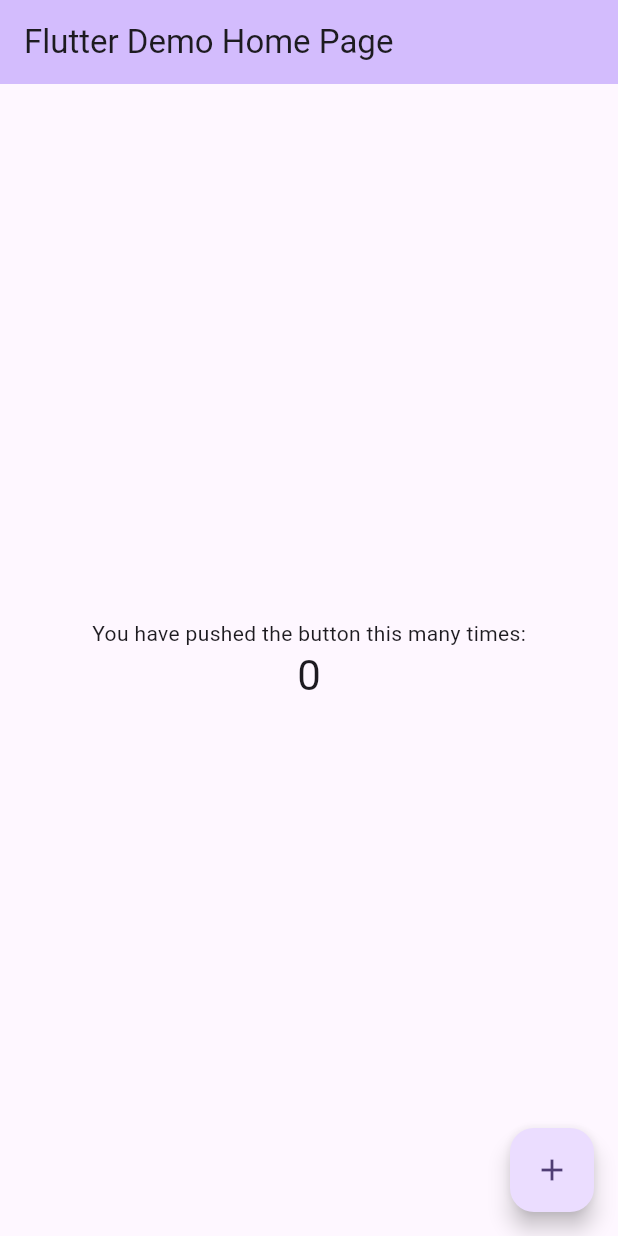
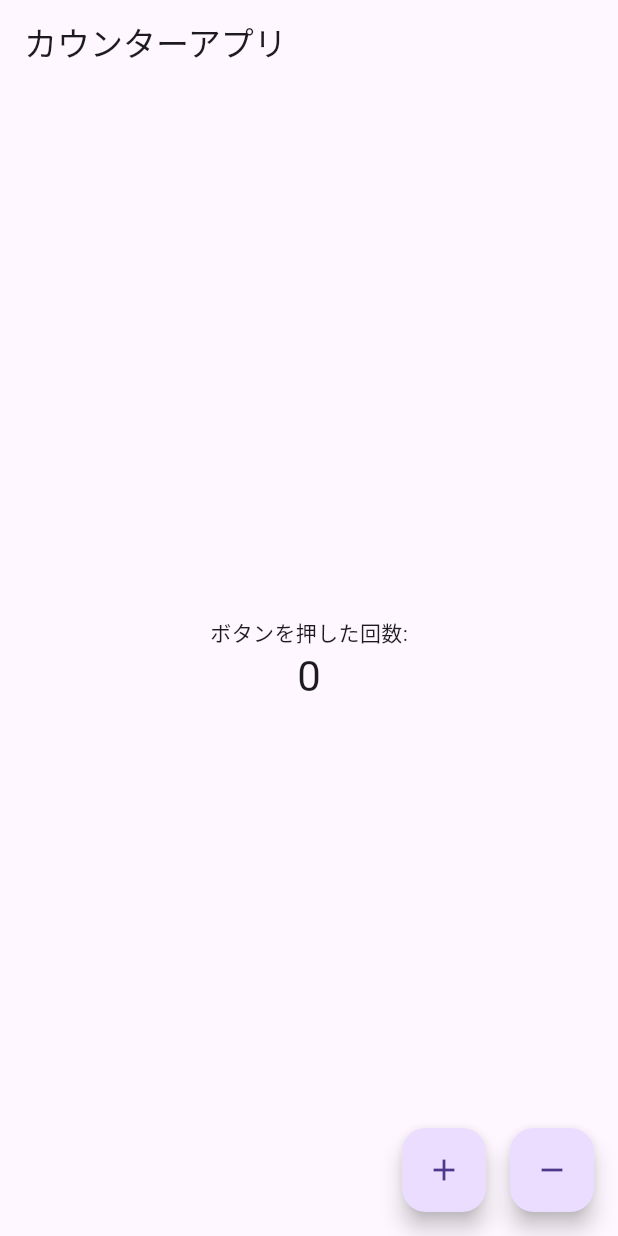
Before and after one commit to nakajinbee/nakajinbee-flutter-tutorial, a Flutter app: the screen it shows after launch, on a phone screen of 412 x 824 dp. Run offline on Flutter 3.47's test engine with Material 3 defaults, Android fonts, the phone set to English and light mode, and no system bars.

Commit message:
-ボタンを追加

```diff
--- a/lib/main.dart
+++ b/lib/main.dart
@@ -7,45 +7,18 @@
 class MyApp extends StatelessWidget {
   const MyApp({super.key});
 
-  // This widget is the root of your application.
   @override
   Widget build(BuildContext context) {
     return MaterialApp(
-      title: 'Flutter Demo',
-      theme: ThemeData(
-        // This is the theme of your application.
-        //
-        // TRY THIS: Try running your application with "flutter run". You'll see
-        // the application has a purple toolbar. Then, without quitting the app,
-        // try changing the seedColor in the colorScheme below to Colors.green
-        // and then invoke "hot reload" (save your changes or press the "hot
-        // reload" button in a Flutter-supported IDE, or press "r" if you used
-        // the command line to start the app).
-        //
-        // Notice that the counter didn't reset back to zero; the application
-        // state is not lost during the reload. To reset the state, use hot
-        // restart instead.
-        //
-        // This works for code too, not just values: Most code changes can be
-        // tested with just a hot reload.
-        colorScheme: ColorScheme.fromSeed(seedColor: Colors.deepPurple),
-      ),
-      home: const MyHomePage(title: 'Flutter Demo Home Page'),
+      title: 'Flutter チュートリアルアプリ',
+      theme: ThemeData(primarySwatch: Colors.blue),
+      home: const MyHomePage(title: 'カウンターアプリ'),
     );
   }
 }
 
 class MyHomePage extends StatefulWidget {
   const MyHomePage({super.key, required this.title});
-
-  // This widget is the home page of your application. It is stateful, meaning
-  // that it has a State object (defined below) that contains fields that affect
-  // how it looks.
-
-  // This class is the configuration for the state. It holds the values (in this
-  // case the title) provided by the parent (in this case the App widget) and
-  // used by the build method of the State. Fields in a Widget subclass are
-  // always marked "final".
 
   final String title;
 
@@ -58,53 +31,25 @@
 
   void _incrementCounter() {
     setState(() {
-      // This call to setState tells the Flutter framework that something has
-      // changed in this State, which causes it to rerun the build method below
-      // so that the display can reflect the updated values. If we changed
-      // _counter without calling setState(), then the build method would not be
-      // called again, and so nothing would appear to happen.
       _counter++;
+    });
+  }
+
+  void _decrementCounter() {
+    setState(() {
+      _counter--;
     });
   }
 
   @override
   Widget build(BuildContext context) {
-    // This method is rerun every time setState is called, for instance as done
-    // by the _incrementCounter method above.
-    //
-    // The Flutter framework has been optimized to make rerunning build methods
-    // fast, so that you can just rebuild anything that needs updating rather
-    // than having to individually change instances of widgets.
     return Scaffold(
-      appBar: AppBar(
-        // TRY THIS: Try changing the color here to a specific color (to
-        // Colors.amber, perhaps?) and trigger a hot reload to see the AppBar
-        // change color while the other colors stay the same.
-        backgroundColor: Theme.of(context).colorScheme.inversePrimary,
-        // Here we take the value from the MyHomePage object that was created by
-        // the App.build method, and use it to set our appbar title.
-        title: Text(widget.title),
-      ),
+      appBar: AppBar(title: Text(widget.title)),
       body: Center(
-        // Center is a layout widget. It takes a single child and positions it
-        // in the middle of the parent.
         child: Column(
-          // Column is also a layout widget. It takes a list of children and
-          // arranges them vertically. By default, it sizes itself to fit its
-          // children horizontally, and tries to be as tall as its parent.
-          //
-          // Column has various properties to control how it sizes itself and
-          // how it positions its children. Here we use mainAxisAlignment to
-          // center the children vertically; the main axis here is the vertical
-          // axis because Columns are vertical (the cross axis would be
-          // horizontal).
-          //
-          // TRY THIS: Invoke "debug painting" (choose the "Toggle Debug Paint"
-          // action in the IDE, or press "p" in the console), to see the
-          // wireframe for each widget.
           mainAxisAlignment: MainAxisAlignment.center,
           children: <Widget>[
-            const Text('You have pushed the button this many times:'),
+            const Text('ボタンを押した回数:'),
             Text(
               '$_counter',
               style: Theme.of(context).textTheme.headlineMedium,
@@ -112,11 +57,22 @@
           ],
         ),
       ),
-      floatingActionButton: FloatingActionButton(
-        onPressed: _incrementCounter,
-        tooltip: 'Increment',
-        child: const Icon(Icons.add),
-      ), // This trailing comma makes auto-formatting nicer for build methods.
+      floatingActionButton: Row(
+        mainAxisAlignment: MainAxisAlignment.end,
+        children: [
+          FloatingActionButton(
+            onPressed: _incrementCounter,
+            tooltip: 'Increment',
+            child: const Icon(Icons.add),
+          ),
+          const SizedBox(width: 16),
+          FloatingActionButton(
+            onPressed: _decrementCounter,
+            tooltip: 'Decrement',
+            child: const Icon(Icons.remove),
+          ),
+        ],
+      ),
     );
   }
 }
```
Also changed, not shown: 1 other file.
